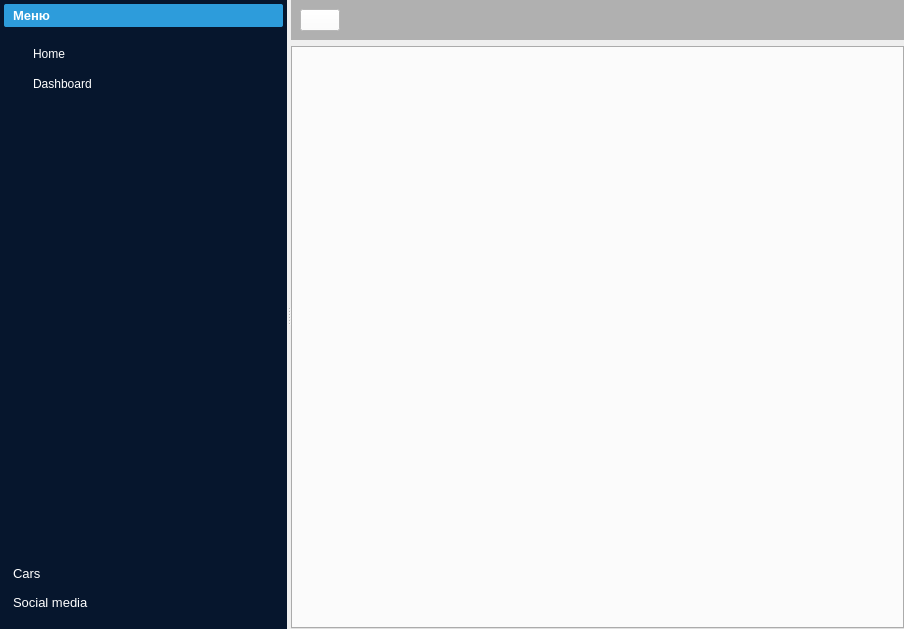
Old version of the form ui/Menu.ui in the repository NataCher/Dat-Back.
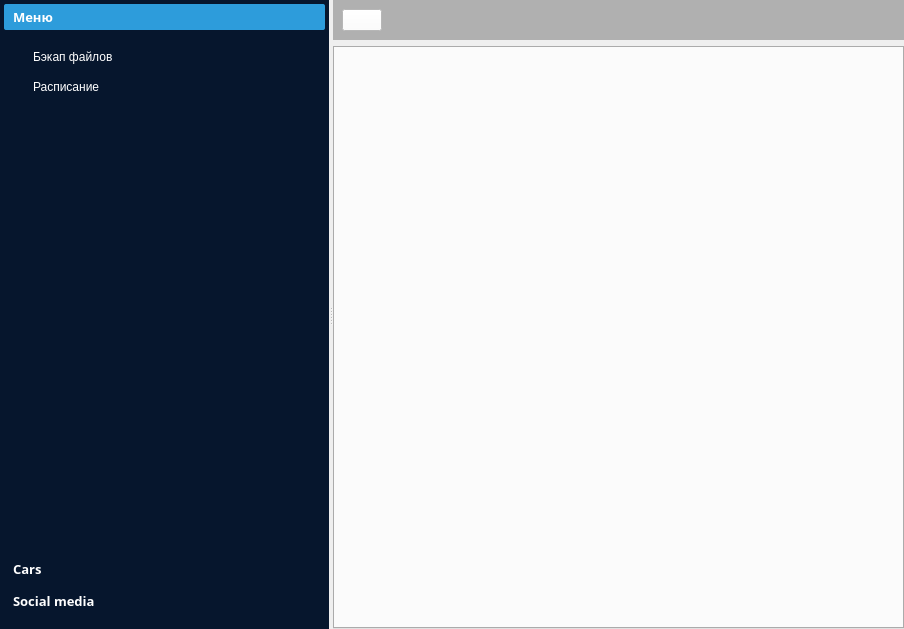
New version of the form. Icons and pictures are not drawn.

```diff
--- a/ui/Menu.ui
+++ b/ui/Menu.ui
@@ -62,7 +62,10 @@
          <widget class="QToolBox" name="toolBox">
           <property name="font">
            <font>
+            <family>Century Gothic</family>
             <pointsize>10</pointsize>
+            <weight>75</weight>
+            <bold>true</bold>
            </font>
           </property>
           <property name="styleSheet">
@@ -104,8 +107,8 @@
             <rect>
              <x>0</x>
              <y>0</y>
-             <width>116</width>
-             <height>502</height>
+             <width>290</width>
+             <height>507</height>
             </rect>
            </property>
            <attribute name="icon">
@@ -122,7 +125,7 @@
                <enum>Qt::NoFocus</enum>
               </property>
               <property name="text">
-               <string>Home</string>
+               <string>Бэкап файлов </string>
               </property>
               <property name="checkable">
                <bool>true</bool>
@@ -135,7 +138,7 @@
                <enum>Qt::NoFocus</enum>
               </property>
               <property name="text">
-               <string>Dashboard</string>
+               <string>Расписание</string>
               </property>
               <property name="checkable">
                <bool>true</bool>
```
Left out of the diff: 8 changed lines with no effect on the pictures.
